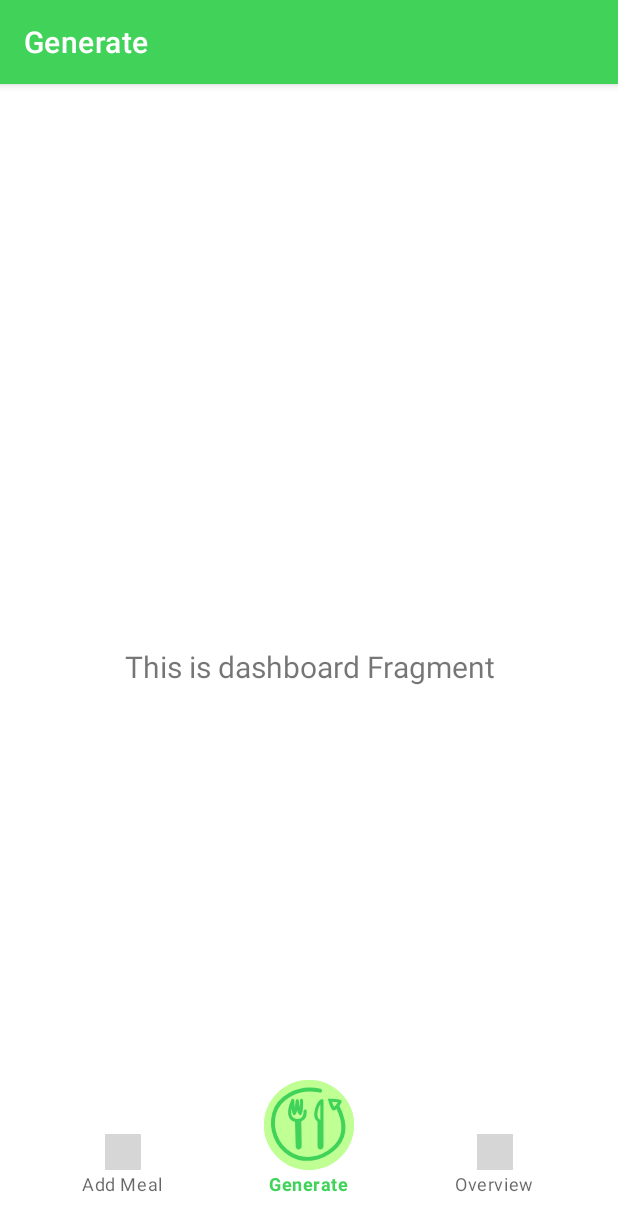
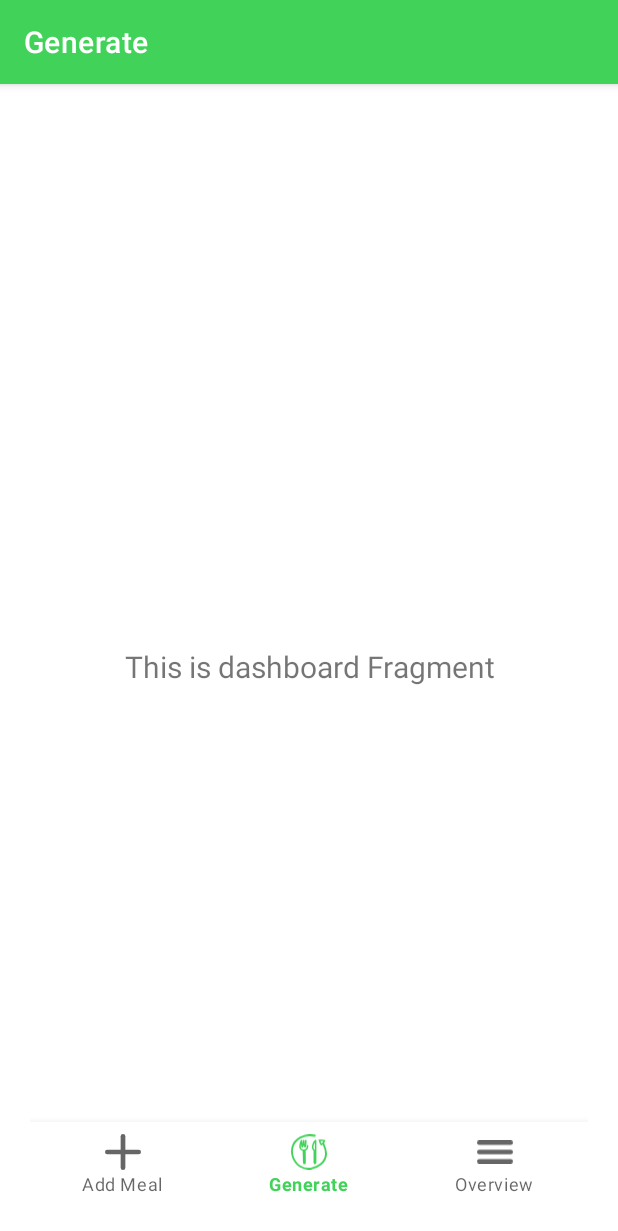
Before and after one commit to sw21-tug/Team_13, an Android app: the screen it shows after launch (MainActivity), item 2 of the bottom bar chosen, on a phone screen of 412 x 824 dp. Shown: the top 1231 px of the screen. Run offline under Robolectric (Android 15) with nearby library versions, the phone set to English and light mode, and no system bars; our stand-ins replace navigation-ui; grey boxes are pictures that could not be loaded.

Commit message:
DMM-021 Redesign finished [MP, EP]

```diff
--- a/app/src/main/java/com/team13/dealmymeal/MainActivity.kt
+++ b/app/src/main/java/com/team13/dealmymeal/MainActivity.kt
@@ -37,15 +37,6 @@ class MainActivity : AppCompatActivity() {
         )
         setupActionBarWithNavController(navController, appBarConfiguration)
         navView.setupWithNavController(navController)
-
-
-
-    }
-
-    fun tappedGenerate(view: View) {
-        val generateBtn = findViewById<ImageView>(R.id.generateBtn)
-
-        generateBtn.setBackgroundResource(R.drawable.ic_generate_clicked)
     }
 
 
--- a/app/src/main/res/drawable/ic_generatemealicon.xml
+++ b/app/src/main/res/drawable/ic_generatemealicon.xml
@@ -1,31 +1,31 @@
-<vector android:height="400dp" android:viewportHeight="53"
-    android:viewportWidth="53" android:width="400dp" xmlns:android="http://schemas.android.com/apk/res/android">
+<vector android:height="50dp" android:viewportHeight="53"
+    android:viewportWidth="53" android:width="50dp" xmlns:android="http://schemas.android.com/apk/res/android">
     <path android:fillColor="#41d359"
         android:pathData="M26.5,26.5m-26.5,0a26.5,26.5 0,1 1,53 0a26.5,26.5 0,1 1,-53 0"
-        android:strokeColor="#00000000" android:strokeWidth="1"/>
+        android:strokeColor="#00000000" android:strokeWidth="2"/>
     <path android:fillColor="#00000000"
-        android:pathData="M26.5,26.5m-26,0a26,26 0,1 1,52 0a26,26 0,1 1,-52 0"
-        android:strokeColor="#41d359" android:strokeWidth="1"/>
+        android:pathData="M26.5,26.5m-25.5,0a25.5,25.5 0,1 1,51 0a25.5,25.5 0,1 1,-51 0"
+        android:strokeColor="#41d359" android:strokeWidth="2"/>
     <path android:fillColor="#00000000"
-        android:pathData="M32.72,24.61l0.446,16.113s0.038,1.23 0.911,1.23 0.868,-1.23 0.868,-1.23v-28.7s-2.023,1 -3.267,5.083C31.193,18.671 30.055,22.566 32.72,24.61"
+        android:pathData="M32.72,24.61l0.446,0.472L33.166,40.723s0.038,1.23 0.911,1.23 0.868,-1.23 0.868,-1.23v-28.7s-2.023,1 -3.267,5.083C31.193,18.671 30.055,22.566 32.72,24.61"
         android:strokeColor="#fff" android:strokeLineCap="round"
-        android:strokeLineJoin="round" android:strokeWidth="1"/>
+        android:strokeLineJoin="round" android:strokeWidth="2"/>
     <path android:fillColor="#00000000"
         android:pathData="M18.888,24.719l0.446,16.113s0.038,1.23 0.911,1.23 0.868,-1.23 0.868,-1.23L20.868,24.719"
         android:strokeColor="#fff" android:strokeLineCap="round"
-        android:strokeLineJoin="round" android:strokeWidth="1"/>
+        android:strokeLineJoin="round" android:strokeWidth="2"/>
     <path android:fillColor="#00000000"
-        android:pathData="M22.029,11.911s0.083,8.4 -0.874,8.4S19.326,12.202 19.326,12.202 18.379,20.313 17.5,20.313s-1,-8.4 -1,-8.4 -5.948,11.855 2.371,12.77"
+        android:pathData="M22.029,11.911s0.083,8.4 -0.874,8.4S19.326,12.202 19.326,12.202 18.379,20.313 17.5,20.313s-1,-8.4 -1,-8.4 -5.9,11.862 2.416,12.777"
         android:strokeColor="#fff" android:strokeLineCap="round"
-        android:strokeLineJoin="round" android:strokeWidth="1"/>
+        android:strokeLineJoin="round" android:strokeWidth="2"/>
     <path android:fillColor="#00000000"
-        android:pathData="M20.9,24.732C25.014,23.485 24.429,20.458 24.317,18.691"
-        android:strokeColor="#fff" android:strokeLineCap="round" android:strokeWidth="1"/>
+        android:pathData="M19.461,24.743c5.1,-0.493 4.968,-4.285 4.856,-6.052"
+        android:strokeColor="#fff" android:strokeLineCap="round" android:strokeWidth="2"/>
     <path android:fillColor="#00000000"
-        android:pathData="M33.292,7.261c-13.948,-3.04 -24.723,5 -27.1,13.368A21.626,21.626 0,0 0,15.561 44.615c8.553,5.216 18.552,2.817 25.035,-2.611s9.114,-13.222 3.159,-25.043"
+        android:pathData="M33.798,5.736C18.845,2.473 7.294,11.1 4.75,20.084A23.225,23.225 0,0 0,14.79 45.83c9.169,5.6 19.888,3.023 26.838,-2.8s9.77,-14.192 3.386,-26.879"
         android:strokeColor="#fff" android:strokeLineCap="round"
-        android:strokeLineJoin="round" android:strokeWidth="1"/>
+        android:strokeLineJoin="round" android:strokeWidth="2.5"/>
     <path android:fillColor="#fff"
-        android:pathData="M39.9594,11.8661C39.9727,12.4837 40.0027,13.266 40.0674,14.0738C40.2778,16.6986 40.6915,17.5547 40.8505,17.7936C41.8769,17.5542 43.3771,16.7211 44.5752,15.7157C45.2173,15.177 45.7137,14.6388 45.9798,14.1986C45.6973,13.9542 44.8264,13.3802 42.2925,12.5558C41.4399,12.2784 40.6064,12.0408 39.9594,11.8661M38.9521,10.5754C38.9521,10.5754 47.7704,12.6552 47.0217,14.3606C46.7326,15.0191 46.0572,15.7776 45.218,16.4818C43.8838,17.6013 42.1355,18.5839 40.8655,18.8114C38.7966,19.182 38.9521,10.5754 38.9521,10.5754Z"
+        android:pathData="M41.3567,12.8225C41.4026,12.9624 41.4502,13.1045 41.4995,13.2482C41.974,14.6327 42.3582,15.4551 42.625,15.9325C43.2488,15.4314 43.9912,14.6664 44.6306,13.7541C44.7869,13.5311 44.9173,13.3261 45.0254,13.141C44.4303,13.0308 43.501,12.914 42.0804,12.8493C41.8343,12.838 41.5918,12.8293 41.3567,12.8225M38.6883,10.815C38.6883,10.815 47.7457,10.5455 47.463,12.3867C47.3539,13.0976 46.8973,14.005 46.2686,14.9021C45.2688,16.3285 43.8337,17.7297 42.6654,18.2777C40.7623,19.1705 38.6883,10.815 38.6883,10.815Z"
         android:strokeColor="#00000000" android:strokeLineCap="round"/>
 </vector>
--- a/app/src/main/res/layout/main_activity.xml
+++ b/app/src/main/res/layout/main_activity.xml
@@ -6,7 +6,6 @@
     android:layout_width="match_parent"
     android:layout_height="match_parent"
     android:layout_margin="10dp"
-    android:onClick="tappedGenerate"
     android:padding="10dp"
     tools:context=".MainActivity">
 
@@ -17,12 +16,10 @@
         android:layout_marginStart="0dp"
         android:layout_marginEnd="0dp"
         android:background="?android:attr/windowBackground"
-        app:elevation="0dp"
         app:layout_constraintBottom_toBottomOf="parent"
         app:layout_constraintLeft_toLeftOf="parent"
         app:layout_constraintRight_toRightOf="parent"
         app:menu="@menu/bottom_nav_menu" />
-
 
     <fragment
         android:id="@+id/nav_host_fragment"
@@ -36,20 +33,4 @@
         app:layout_constraintTop_toTopOf="parent"
         app:navGraph="@navigation/mobile_navigation" />
 
-    <ImageView
-        android:id="@+id/generateBtn"
-        android:layout_width="60dp"
-        android:layout_height="60dp"
-        android:layout_marginBottom="24dp"
-        android:background="@drawable/ic_generatemealicon"
-        android:contentDescription="@string/bottom_sheet_behavior"
-        android:onClick="tappedGenerate"
-        android:padding="15dp"
-        app:layout_constraintBottom_toBottomOf="parent"
-        app:layout_constraintEnd_toEndOf="parent"
-        app:layout_constraintStart_toStartOf="parent"
-        />
-
-
-
 </androidx.constraintlayout.widget.ConstraintLayout>
--- a/app/src/main/res/menu/bottom_nav_menu.xml
+++ b/app/src/main/res/menu/bottom_nav_menu.xml
@@ -4,21 +4,18 @@
 
     <item
         android:id="@+id/navigation_addMeal"
-        android:icon="@drawable/ic_baseline_add_24"
+        android:icon="@drawable/ic_plus"
         android:title="@string/add_meal" />
 
     <item
         android:id="@+id/navigation_dashboard"
         android:icon="@drawable/ic_generate_icon"
         android:title="@string/title_dashboard"
-
-
-
         />
 
     <item
         android:id="@+id/navigation_overview"
-        android:icon="@drawable/overview"
+        android:icon="@drawable/ic_overview"
         android:title="@string/title_overview" />
 
 </menu>
```
Also changed, not shown: 1 other file.
